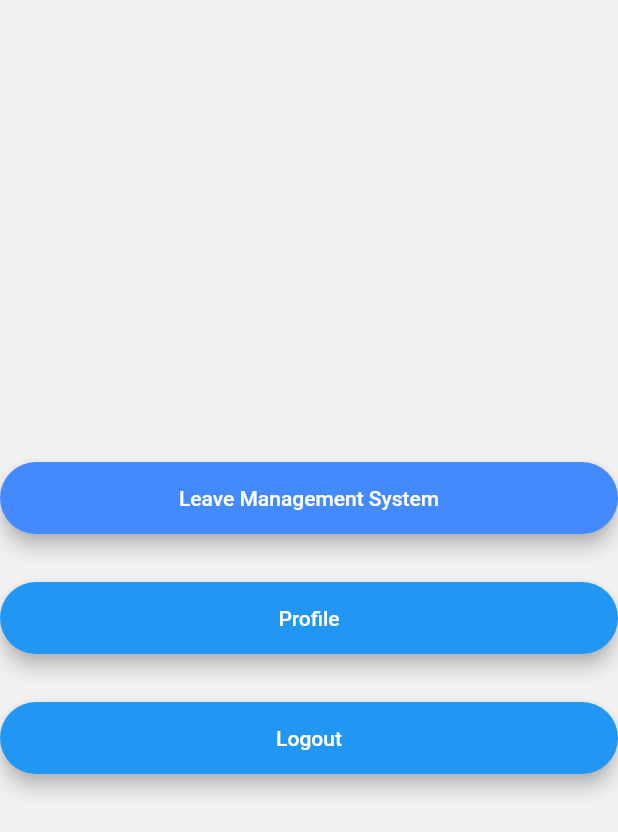
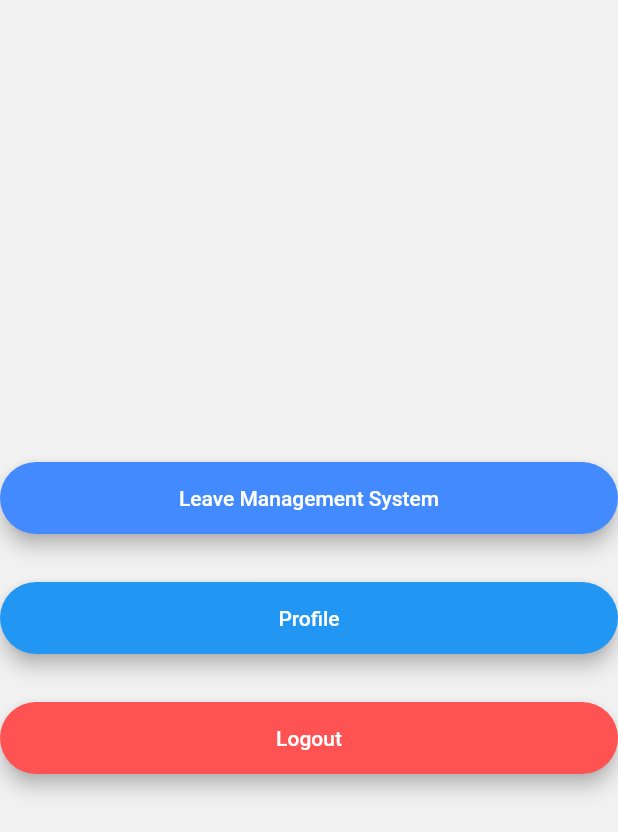
Before and after one commit to Dileepa97/TCS-mobileapp, a Flutter app: the HomePage screen opened directly, after a tap on "Logout", on a phone screen of 412 x 824 dp. Shown: the top 832 px of the screen. Run offline on Flutter 3.47's test engine with Material 2 defaults, Android fonts, the light colour scheme and no system bars; our stand-ins replace animated_text_kit, flutter_secure_storage, modal_progress_hud; missing offline and left inert: dart:js, enum_to_string; accounts and stored records are empty; generated files the repository leaves out were written again.

Commit message:
minor refinements

```diff
--- a/lib/main.dart
+++ b/lib/main.dart
@@ -28,8 +28,9 @@ class _MyAppState extends State<MyApp> {
           var initialRoute;
           if (snapshot.hasData) {
             // TokenStorageService.clearStorage();
+            //TODO: check if expired and resolve bug
             print("user exist");
-            //TODO: check if expired
+
             initialRoute = '/';
             routes = {
               '/': (context) => HomePage(),
@@ -54,6 +55,7 @@ class _MyAppState extends State<MyApp> {
           } else {
             print("user not exist");
             initialRoute = LoginScreen.id;
+
             routes = {
               '/': (context) => HomePage(),
               LoginScreen.id: (context) => LoginScreen(),
--- a/lib/services/AuthService.dart
+++ b/lib/services/AuthService.dart
@@ -31,9 +31,6 @@ class AuthService {
       AuthResponse authResponse = AuthResponse.fromJson(jsonDecode(res.body));
       authResponse.tokenExpirationDate =
           new DateTime.now().add(new Duration(days: 1));
-
-      print(authResponse);
-      //TODO:print
 
       await storage.write(key: "auth", value: authResponse.toJsonString());
       await storage.write(key: "jwt", value: authResponse.token);
--- a/lib/view/homePage.dart
+++ b/lib/view/homePage.dart
@@ -1,6 +1,7 @@
 import 'package:flutter/material.dart';
 import 'package:timecapturesystem/components/rounded_button.dart';
 import 'package:timecapturesystem/services/AuthService.dart';
+import 'package:timecapturesystem/view/auth/login_screen.dart';
 import 'package:timecapturesystem/view/user/profile.dart';
 
 import 'package:timecapturesystem/main.dart' as app;
@@ -35,11 +36,11 @@ class _HomePageState extends State<HomePage> {
             title: 'Profile',
           ),
           RoundedButton(
-            color: Colors.blue,
+            color: Colors.redAccent,
             onPressed: () async {
               app.main();
               await AuthService.logout();
-              Navigator.pushReplacementNamed(context, AuthScreen.id);
+              Navigator.pushReplacementNamed(context, LoginScreen.id);
             },
             title: 'Logout',
           ),
```
